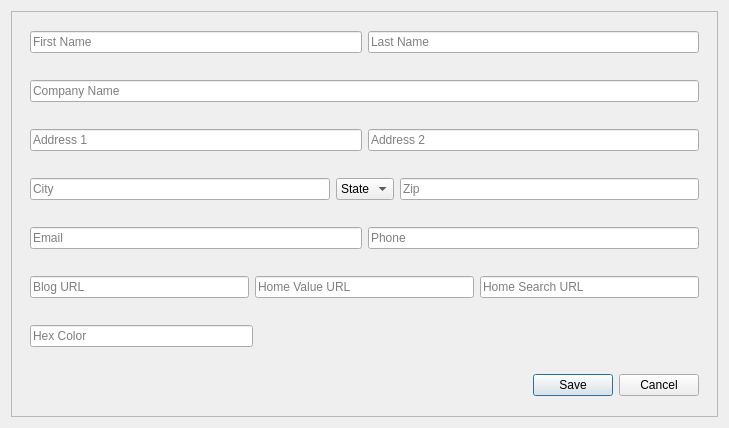
This is clientinfomodal.ui in Bracketeer/pymailblender as Qt 5 draws it before an edit. The edited form follows.
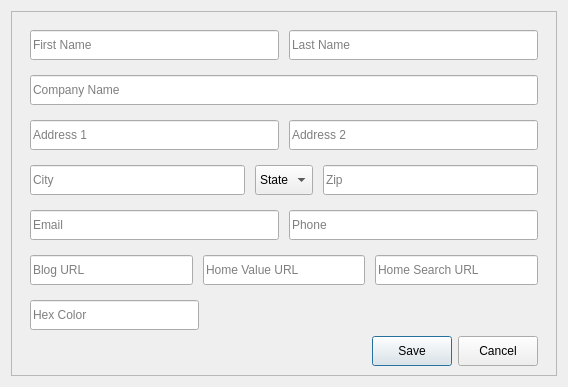
This is the edited form.

Commit message: switched from pickling the data into a .dat file to putting it in a json file. (at least for now) Changed the margin the the input boxes.

```diff
--- a/clientinfomodal.ui
+++ b/clientinfomodal.ui
@@ -9,13 +9,16 @@
    <rect>
     <x>0</x>
     <y>0</y>
-    <width>729</width>
-    <height>428</height>
+    <width>568</width>
+    <height>383</height>
    </rect>
   </property>
   <property name="windowTitle">
    <string>Client Infomation</string>
   </property>
+  <property name="styleSheet">
+   <string notr="true"/>
+  </property>
   <property name="modal">
    <bool>true</bool>
   </property>
@@ -38,8 +41,20 @@
          <enum>QFrame::Raised</enum>
         </property>
         <layout class="QGridLayout" name="gridLayout_6">
+         <property name="bottomMargin">
+          <number>0</number>
+         </property>
+         <property name="horizontalSpacing">
+          <number>10</number>
+         </property>
          <item row="0" column="0">
           <widget class="QLineEdit" name="CityInput">
+           <property name="minimumSize">
+            <size>
+             <width>0</width>
+             <height>30</height>
+            </size>
+           </property>
            <property name="placeholderText">
             <string>City</string>
            </property>
@@ -47,6 +62,12 @@
          </item>
          <item row="0" column="2">
           <widget class="QLineEdit" name="ZipInput">
+           <property name="minimumSize">
+            <size>
+             <width>0</width>
+             <height>30</height>
+            </size>
+           </property>
            <property name="placeholderText">
             <string>Zip</string>
            </property>
@@ -54,6 +75,12 @@
          </item>
          <item row="0" column="1">
           <widget class="QComboBox" name="StateComboBox">
+           <property name="minimumSize">
+            <size>
+             <width>0</width>
+             <height>30</height>
+            </size>
+           </property>
            <item>
             <property name="text">
              <string>State</string>
@@ -333,8 +360,20 @@
          <enum>QFrame::Raised</enum>
         </property>
         <layout class="QGridLayout" name="gridLayout_7">
+         <property name="bottomMargin">
+          <number>0</number>
+         </property>
+         <property name="horizontalSpacing">
+          <number>10</number>
+         </property>
          <item row="0" column="0">
           <widget class="QLineEdit" name="EmailInput">
+           <property name="minimumSize">
+            <size>
+             <width>0</width>
+             <height>30</height>
+            </size>
+           </property>
            <property name="placeholderText">
             <string>Email</string>
            </property>
@@ -342,6 +381,12 @@
          </item>
          <item row="0" column="1">
           <widget class="QLineEdit" name="PhoneInput">
+           <property name="minimumSize">
+            <size>
+             <width>0</width>
+             <height>30</height>
+            </size>
+           </property>
            <property name="placeholderText">
             <string>Phone</string>
            </property>
@@ -359,8 +404,20 @@
          <enum>QFrame::Raised</enum>
         </property>
         <layout class="QGridLayout" name="gridLayout_8">
+         <property name="bottomMargin">
+          <number>0</number>
+         </property>
+         <property name="horizontalSpacing">
+          <number>10</number>
+         </property>
          <item row="0" column="2">
           <widget class="QLineEdit" name="HomeSearchURLInput">
+           <property name="minimumSize">
+            <size>
+             <width>0</width>
+             <height>30</height>
+            </size>
+           </property>
            <property name="placeholderText">
             <string>Home Search URL</string>
            </property>
@@ -368,6 +425,12 @@
          </item>
          <item row="0" column="1">
           <widget class="QLineEdit" name="HomeValueURLInput">
+           <property name="minimumSize">
+            <size>
+             <width>0</width>
+             <height>30</height>
+            </size>
+           </property>
            <property name="placeholderText">
             <string>Home Value URL</string>
            </property>
@@ -375,6 +438,12 @@
          </item>
          <item row="0" column="0">
           <widget class="QLineEdit" name="BlogURLInput">
+           <property name="minimumSize">
+            <size>
+             <width>0</width>
+             <height>30</height>
+            </size>
+           </property>
            <property name="placeholderText">
             <string>Blog URL</string>
            </property>
@@ -392,15 +461,36 @@
          <enum>QFrame::Raised</enum>
         </property>
         <layout class="QGridLayout" name="gridLayout_3">
+         <property name="bottomMargin">
+          <number>0</number>
+         </property>
+         <property name="horizontalSpacing">
+          <number>10</number>
+         </property>
          <item row="0" column="0">
           <widget class="QLineEdit" name="FirstNameInput">
+           <property name="minimumSize">
+            <size>
+             <width>0</width>
+             <height>30</height>
+            </size>
+           </property>
            <property name="placeholderText">
             <string>First Name</string>
            </property>
+           <property name="clearButtonEnabled">
+            <bool>false</bool>
+           </property>
           </widget>
          </item>
          <item row="0" column="1">
           <widget class="QLineEdit" name="LastNameInput">
+           <property name="minimumSize">
+            <size>
+             <width>0</width>
+             <height>30</height>
+            </size>
+           </property>
            <property name="placeholderText">
             <string>Last Name</string>
            </property>
@@ -418,8 +508,17 @@
          <enum>QFrame::Raised</enum>
         </property>
         <layout class="QGridLayout" name="gridLayout_4">
+         <property name="bottomMargin">
+          <number>0</number>
+         </property>
          <item row="0" column="0">
           <widget class="QLineEdit" name="CompanyNameInput">
+           <property name="minimumSize">
+            <size>
+             <width>0</width>
+             <height>30</height>
+            </size>
+           </property>
            <property name="placeholderText">
             <string>Company Name</string>
            </property>
@@ -437,8 +536,20 @@
          <enum>QFrame::Raised</enum>
         </property>
         <layout class="QGridLayout" name="gridLayout_5">
+         <property name="bottomMargin">
+          <number>0</number>
+         </property>
+         <property name="horizontalSpacing">
+          <number>10</number>
+         </property>
          <item row="0" column="0">
           <widget class="QLineEdit" name="Address1Input">
+           <property name="minimumSize">
+            <size>
+             <width>0</width>
+             <height>30</height>
+            </size>
+           </property>
            <property name="placeholderText">
             <string>Address 1</string>
            </property>
@@ -446,6 +557,12 @@
          </item>
          <item row="0" column="1">
           <widget class="QLineEdit" name="Address2Input">
+           <property name="minimumSize">
+            <size>
+             <width>0</width>
+             <height>30</height>
+            </size>
+           </property>
            <property name="placeholderText">
             <string>Address 2</string>
            </property>
@@ -463,8 +580,20 @@
          <enum>QFrame::Raised</enum>
         </property>
         <layout class="QGridLayout" name="gridLayout_10">
+         <property name="topMargin">
+          <number>0</number>
+         </property>
+         <property name="bottomMargin">
+          <number>0</number>
+         </property>
          <item row="0" column="1">
           <widget class="QPushButton" name="SaveBtn">
+           <property name="minimumSize">
+            <size>
+             <width>0</width>
+             <height>30</height>
+            </size>
+           </property>
            <property name="text">
             <string>Save</string>
            </property>
@@ -475,6 +604,12 @@
          </item>
          <item row="0" column="2">
           <widget class="QPushButton" name="CancelBtn">
+           <property name="minimumSize">
+            <size>
+             <width>0</width>
+             <height>30</height>
+            </size>
+           </property>
            <property name="text">
             <string>Cancel</string>
            </property>
@@ -505,8 +640,20 @@
          <enum>QFrame::Raised</enum>
         </property>
         <layout class="QGridLayout" name="gridLayout_9">
+         <property name="bottomMargin">
+          <number>0</number>
+         </property>
+         <property name="horizontalSpacing">
+          <number>10</number>
+         </property>
          <item row="0" column="0">
           <widget class="QLineEdit" name="HexColorInput">
+           <property name="minimumSize">
+            <size>
+             <width>0</width>
+             <height>30</height>
+            </size>
+           </property>
            <property name="placeholderText">
             <string>Hex Color</string>
            </property>
```
The commit also changes 5 other files.
